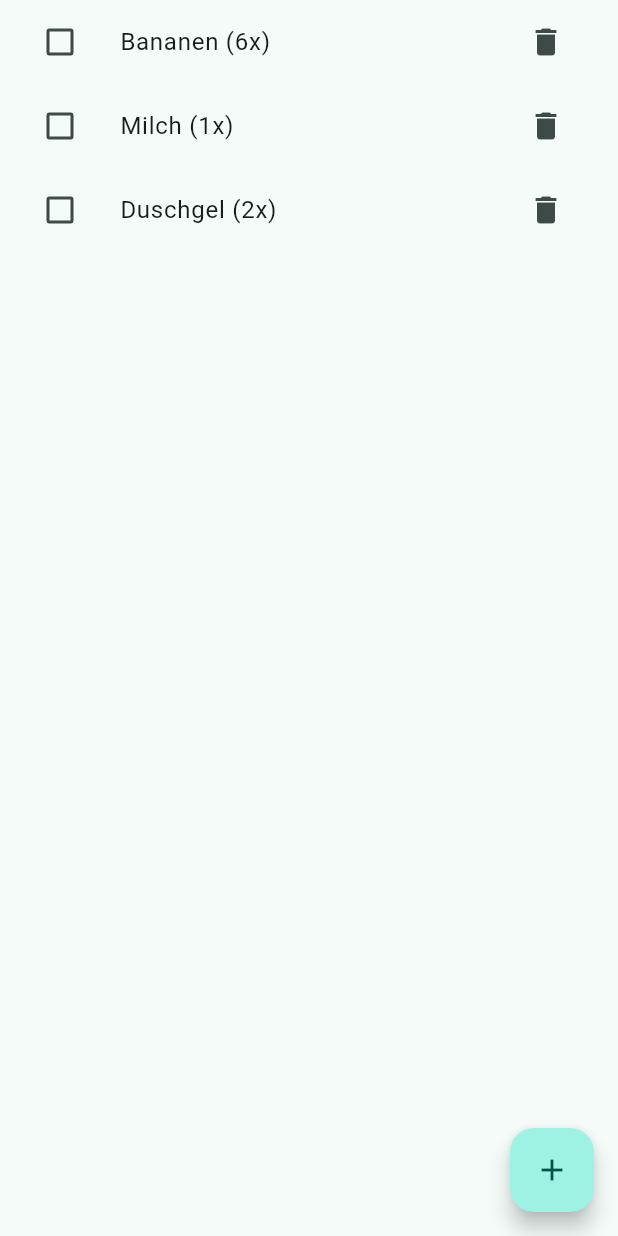
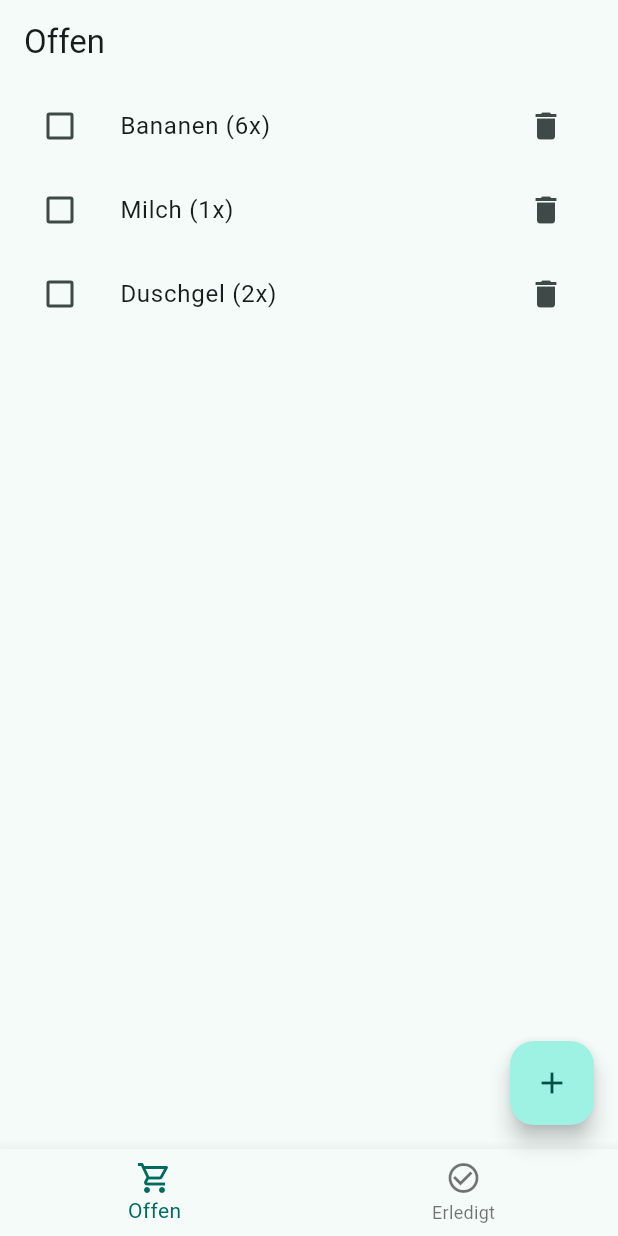
Before and after one commit to mel15g/shopping_list_app, a Flutter app: the screen it shows after launch, on a phone screen of 412 x 824 dp. Run offline on Flutter 3.47's test engine with Material 3 defaults, Android fonts, the phone set to English and light mode, and no system bars.

Commit message:
Offen/Erledigt Ansichten mit Bottom-Navigation umgesetzt

```diff
--- a/lib/main.dart
+++ b/lib/main.dart
@@ -1,5 +1,7 @@
 import 'package:flutter/material.dart';
 import 'screens/list_screen.dart';
+import 'screens/home_screen.dart';
+
 
 void main() {
   runApp(const ShoppingListApp());
@@ -16,7 +18,7 @@ class ShoppingListApp extends StatelessWidget {
         useMaterial3: true,
         colorSchemeSeed: Colors.teal,
       ),
-      home: const ListScreen(),
+      home: const HomeScreen(),
     );
   }
 }
--- /dev/null
+++ b/lib/screens/home_screen.dart
@@ -0,0 +1,90 @@
+import 'package:flutter/material.dart';
+import '../models/list_entry.dart';
+import 'list_screen.dart';
+import 'add_item_screen.dart';
+
+class HomeScreen extends StatefulWidget {
+  const HomeScreen({super.key});
+
+  @override
+  State<HomeScreen> createState() => _HomeScreenState();
+}
+
+class _HomeScreenState extends State<HomeScreen> {
+  int _index = 0;
+
+  final List<ListEntry> _entries = [
+    const ListEntry(id: 'e1', title: 'Bananen', quantity: 6),
+    const ListEntry(id: 'e2', title: 'Milch', quantity: 1),
+    const ListEntry(id: 'e3', title: 'Duschgel', quantity: 2),
+  ];
+
+  void _toggleDone(String id) {
+    setState(() {
+      final idx = _entries.indexWhere((e) => e.id == id);
+      _entries[idx] = _entries[idx].copyWith(isDone: !_entries[idx].isDone);
+    });
+  }
+
+  void _removeEntry(String id) {
+    setState(() {
+      _entries.removeWhere((e) => e.id == id);
+    });
+  }
+
+  Future<void> _openAddItem() async {
+    final result = await Navigator.of(context).push(
+      MaterialPageRoute(builder: (_) => const AddItemScreen()),
+    );
+
+    if (result == null) return;
+
+    setState(() {
+      _entries.add(
+        ListEntry(
+          id: DateTime.now().microsecondsSinceEpoch.toString(),
+          title: result['title'] as String,
+          quantity: result['quantity'] as int,
+        ),
+      );
+    });
+  }
+
+  @override
+  Widget build(BuildContext context) {
+    final openItems = _entries.where((e) => !e.isDone).toList();
+    final doneItems = _entries.where((e) => e.isDone).toList();
+
+    final title = _index == 0 ? 'Offen' : 'Erledigt';
+    final shownItems = _index == 0 ? openItems : doneItems;
+
+    return Scaffold(
+      appBar: AppBar(title: Text(title)),
+      body: ListScreen(
+        entries: shownItems,
+        onToggleDone: _toggleDone,
+        onRemove: _removeEntry,
+      ),
+      floatingActionButton: _index == 0
+          ? FloatingActionButton(
+              onPressed: _openAddItem,
+              child: const Icon(Icons.add),
+            )
+          : null,
+      bottomNavigationBar: BottomNavigationBar(
+        currentIndex: _index,
+        onTap: (i) => setState(() => _index = i),
+        items: const [
+          BottomNavigationBarItem(
+            icon: Icon(Icons.shopping_cart_outlined),
+            label: 'Offen',
+          ),
+          BottomNavigationBarItem(
+            icon: Icon(Icons.check_circle_outline),
+            label: 'Erledigt',
+          ),
+        ],
+      ),
+    );
+  }
+}
--- a/lib/screens/list_screen.dart
+++ b/lib/screens/list_screen.dart
@@ -1,87 +1,44 @@
 import 'package:flutter/material.dart';
 import '../models/list_entry.dart';
-import 'add_item_screen.dart';
 
-class ListScreen extends StatefulWidget {
-  const ListScreen({super.key});
 
-  @override
-  State<ListScreen> createState() => _ListScreenState();
-}
+class ListScreen extends StatelessWidget {
+  final List<ListEntry> entries;
+  final void Function(String id) onToggleDone;
+  final void Function(String id) onRemove;
 
-class _ListScreenState extends State<ListScreen> {
-  final List<ListEntry> _entries = [
-    const ListEntry(id: 'e1', title: 'Bananen', quantity: 6),
-    const ListEntry(id: 'e2', title: 'Milch', quantity: 1),
-    const ListEntry(id: 'e3', title: 'Duschgel', quantity: 2),
-  ];
-
-  void _toggleDone(String id) {
-    setState(() {
-      final index = _entries.indexWhere((e) => e.id == id);
-      final entry = _entries[index];
-      _entries[index] = entry.copyWith(isDone: !entry.isDone);
+  const ListScreen({
+    super.key,
+    required this.entries,
+    required this.onToggleDone,
+    required this.onRemove,
   });
-  }
-
-  void _removeEntry(String id) {
-    setState(() {
-      _entries.removeWhere((e) => e.id == id);
-    });
-  }
-
-  Future<void> _openAddItemScreen() async {
-    final result = await Navigator.of(context).push(
-      MaterialPageRoute(builder: (_) => const AddItemScreen()),
-    );
-
-    if (result == null) return;
-
-    setState(() {
-      _entries.add(
-        ListEntry(
-          id: DateTime.now().microsecondsSinceEpoch.toString(),
-          title: result['title'] as String,
-          quantity: result['quantity'] as int,
-        ),
-      );
-    });
-  }
 
   @override
   Widget build(BuildContext context) {
-    return Scaffold(
-      body: _entries.isEmpty
-          ? const Center(
-              child: Text('Noch keine Artikel. Tippe auf +'),
-            )
-          : ListView.builder(
-              itemCount: _entries.length,
+    if (entries.isEmpty) {
+      return const Center(
+        child: Text('Keine Einträge in dieser Ansicht.'),
+      );
+    }
+
+    return ListView.builder(
+      itemCount: entries.length,
       itemBuilder: (context, i) {
-                final e = _entries[i];
+        final e = entries[i];
 
         return ListTile(
           leading: Checkbox(
             value: e.isDone,
-                    onChanged: (_) => _toggleDone(e.id),
+            onChanged: (_) => onToggleDone(e.id),
           ),
-                  title: Text(
-                    '${e.title} (${e.quantity}x)',
-                    style: TextStyle(
-                      decoration: e.isDone ? TextDecoration.lineThrough : null,
-                    ),
-                  ),
+          title: Text('${e.title} (${e.quantity}x)'),
           trailing: IconButton(
-                    onPressed: () => _removeEntry(e.id),
+            onPressed: () => onRemove(e.id),
             icon: const Icon(Icons.delete),
           ),
         );
       },
-            ),
-      floatingActionButton: FloatingActionButton(
-        onPressed: _openAddItemScreen,
-        child: const Icon(Icons.add),
-      ),
     );
   }
 }
```
Lines whose indentation alone changed are shown as unchanged.
